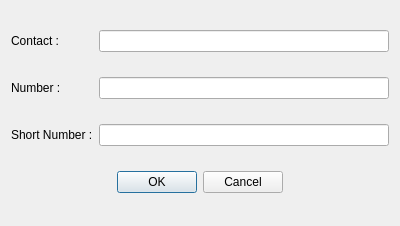
The window that input.ui (sdutz/QuickContact) describes before a commit, drawn with Qt 5.
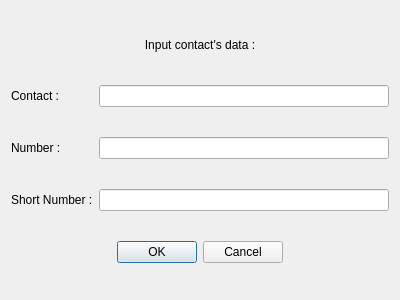
The same window after the commit.

Commit message: Number is optional

The edit to the form file:
```diff
--- a/input.ui
+++ b/input.ui
@@ -7,7 +7,7 @@
     <x>0</x>
     <y>0</y>
     <width>400</width>
-    <height>226</height>
+    <height>300</height>
    </rect>
   </property>
   <property name="minimumSize">
@@ -20,49 +20,35 @@
    <string>Input data</string>
   </property>
   <layout class="QGridLayout" name="gridLayout">
-   <item row="0" column="0">
-    <widget class="QLabel" name="label">
-     <property name="text">
-      <string>Contact : </string>
-     </property>
-    </widget>
-   </item>
-   <item row="0" column="1">
-    <widget class="QLineEdit" name="contact">
-     <property name="alignment">
-      <set>Qt::AlignCenter</set>
-     </property>
-    </widget>
-   </item>
-   <item row="1" column="0">
-    <widget class="QLabel" name="label_2">
-     <property name="text">
-      <string>Number : </string>
-     </property>
-    </widget>
-   </item>
-   <item row="1" column="1">
-    <widget class="QLineEdit" name="number">
-     <property name="alignment">
-      <set>Qt::AlignCenter</set>
-     </property>
-    </widget>
-   </item>
-   <item row="2" column="0">
+   <item row="3" column="0">
     <widget class="QLabel" name="label_3">
      <property name="text">
       <string>Short Number :</string>
      </property>
     </widget>
    </item>
-   <item row="2" column="1">
+   <item row="1" column="1">
+    <widget class="QLineEdit" name="contact">
+     <property name="alignment">
+      <set>Qt::AlignCenter</set>
+     </property>
+    </widget>
+   </item>
+   <item row="1" column="0">
+    <widget class="QLabel" name="label">
+     <property name="text">
+      <string>Contact : </string>
+     </property>
+    </widget>
+   </item>
+   <item row="3" column="1">
     <widget class="QLineEdit" name="shortNumber">
      <property name="alignment">
       <set>Qt::AlignCenter</set>
      </property>
     </widget>
    </item>
-   <item row="3" column="0" colspan="2">
+   <item row="4" column="0" colspan="2">
     <widget class="QDialogButtonBox" name="buttonBox">
      <property name="orientation">
       <enum>Qt::Horizontal</enum>
@@ -75,6 +61,36 @@
      </property>
     </widget>
    </item>
+   <item row="2" column="0">
+    <widget class="QLabel" name="label_2">
+     <property name="text">
+      <string>Number : </string>
+     </property>
+    </widget>
+   </item>
+   <item row="2" column="1">
+    <widget class="QLineEdit" name="number">
+     <property name="alignment">
+      <set>Qt::AlignCenter</set>
+     </property>
+    </widget>
+   </item>
+   <item row="0" column="0" colspan="2">
+    <widget class="QLabel" name="label_4">
+     <property name="maximumSize">
+      <size>
+       <width>16777215</width>
+       <height>20</height>
+      </size>
+     </property>
+     <property name="text">
+      <string>Input contact's data :</string>
+     </property>
+     <property name="alignment">
+      <set>Qt::AlignCenter</set>
+     </property>
+    </widget>
+   </item>
   </layout>
  </widget>
  <resources/>
```
Left out of the diff: 2 changed lines with no effect on the pictures. The commit also changes 1 other file.
